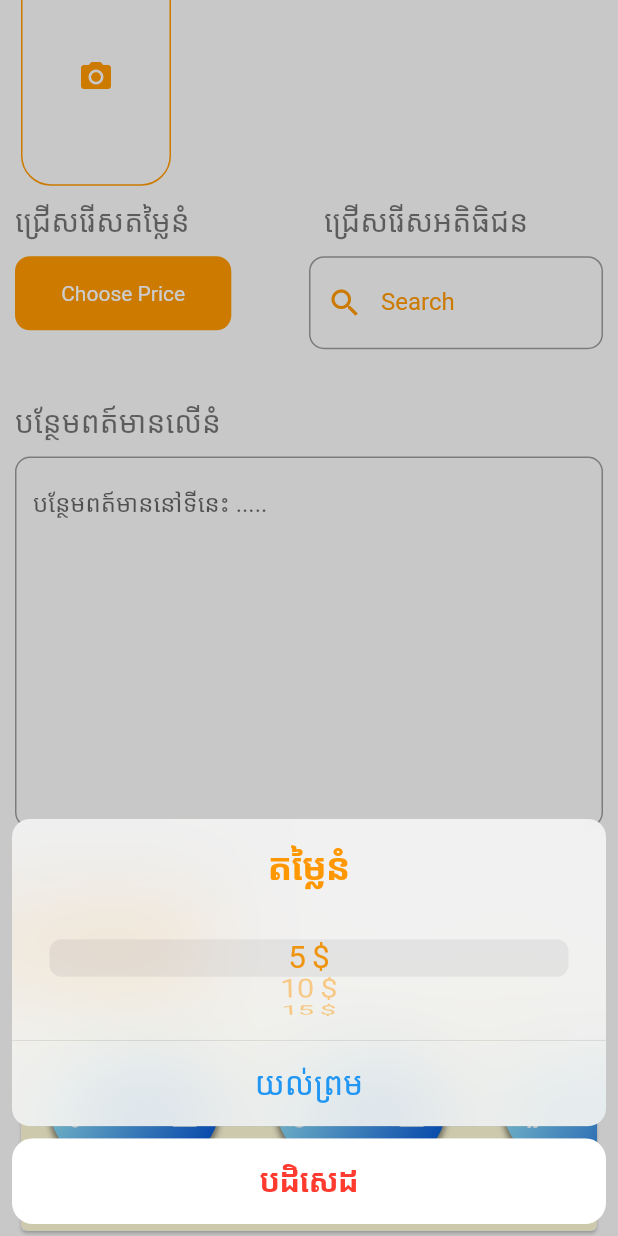
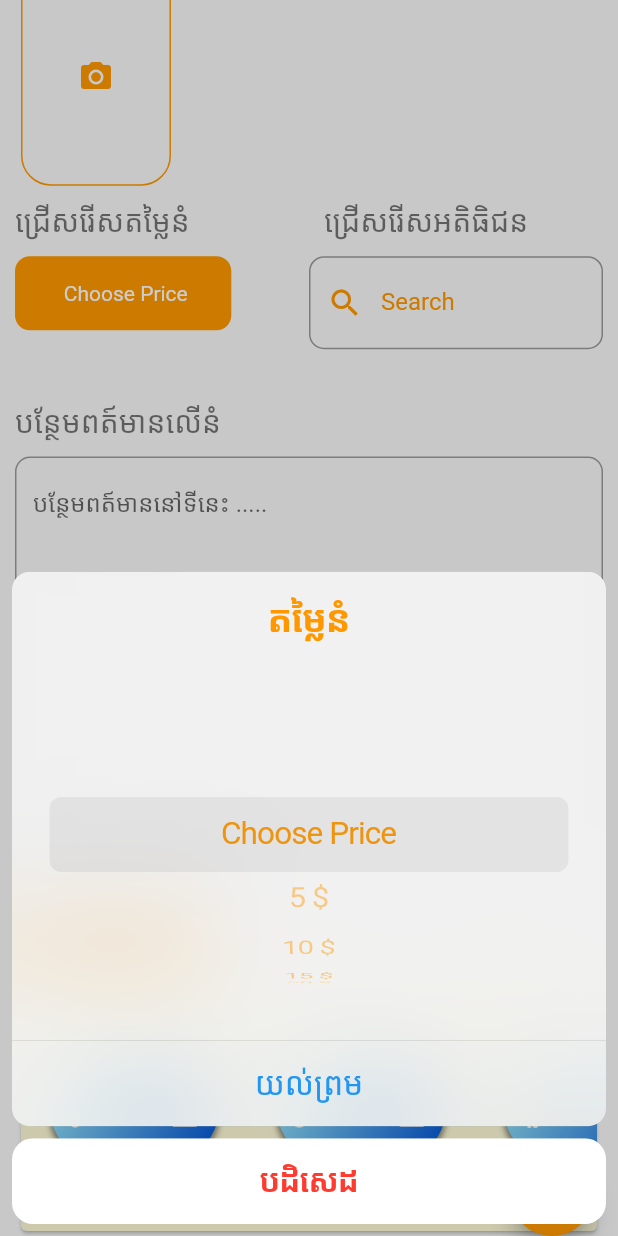
Before and after one commit to leyleygit/thecake_order, a Flutter app: the screen it shows after launch, scrolled down 114 dp, after a tap on "Choose Price", on a phone screen of 412 x 824 dp. Run offline on Flutter 3.47's test engine with Material 2 defaults, Android fonts, the phone set to English and light mode, and no system bars; our stand-ins replace google_fonts, image_picker.

Commit message:
update choose price and image picker

```diff
--- a/lib/page/choosecolor.dart
+++ b/lib/page/choosecolor.dart
@@ -39,8 +39,6 @@ class _ChooseColorState extends State<ChooseColor> {
   bool checkcolor = false;
   @override
   Widget build(BuildContext context) {
-
-    Size size = MediaQuery.of(context).size;
     // ignore: missing_required_param
     return ListView.builder(itemCount: namecolor.length,scrollDirection: Axis.horizontal,itemBuilder: (_, int index){
       return ColorItem(namecolor: namecolor[index],);
--- a/lib/page/chooseprice.dart
+++ b/lib/page/chooseprice.dart
@@ -2,12 +2,14 @@ import 'package:flutter/cupertino.dart';
 import 'package:flutter/material.dart';
 
 class ChoosePrice extends StatefulWidget {
+
   @override
   _ChoosePriceState createState() => _ChoosePriceState();
 }
 
 class _ChoosePriceState extends State<ChoosePrice> {
   List<String> moneys = [
+    '',
     '5 \$',
     '10 \$',
     '15 \$',
--- a/lib/page/chooseshape.dart
+++ b/lib/page/chooseshape.dart
@@ -17,7 +17,6 @@ class _ChooseShapeState extends State<ChooseShape> {
   ];
   @override
   Widget build(BuildContext context) {
-    Size size = MediaQuery.of(context).size;
     return Scaffold(
       // ignore: missing_required_param
       backgroundColor: Colors.transparent,
--- a/lib/page/home.dart
+++ b/lib/page/home.dart
@@ -9,7 +9,7 @@ import 'package:thecake_createorder/page/chooseflavor.dart';
 import 'package:thecake_createorder/page/chooseprice.dart';
 import 'package:thecake_createorder/page/chooseshape.dart';
 
-//Creat Order
+//Create Order
 class MainHomePage extends StatefulWidget {
   @override
   _MainHomePageState createState() => _MainHomePageState();
@@ -17,20 +17,22 @@ class MainHomePage extends StatefulWidget {
 
 class _MainHomePageState extends State<MainHomePage>
     with TickerProviderStateMixin {
-  File _image;
+  List<File> _image;
   final picker = ImagePicker();
-
-  Future getImage() async {
-    final pickedFile = await picker.getImage(source: ImageSource.camera);
-
-    setState(() {
-      _image = File(pickedFile.path);
-    });
-  }
 
   String _searchText = "";
   TextEditingController _searchController;
-
+  List<String> moneys = [
+    'Choose Price',
+    '5 \$',
+    '10 \$',
+    '15 \$',
+    '20 \$',
+    '25 \$',
+    '30 \$',
+    '35 \$',
+    '40 \$'
+  ];
   final List<Tab> myTabs = <Tab>[
     Tab(text: 'Color'),
     Tab(text: 'Shape'),
@@ -39,10 +41,29 @@ class _MainHomePageState extends State<MainHomePage>
   TabController _tabbarcontroller;
   @override
   void initState() {
+    _image = [];
     _tabbarcontroller = TabController(vsync: this, length: 3);
     super.initState();
   }
 
+  Future getImage() async {
+    final pickedFile = await picker.getImage(source: ImageSource.camera);
+
+    setState(() {
+      _image.add(File(pickedFile.path));
+    });
+  }
+
+  Future getImageGallery() async {
+    final pickedFile = await picker.getImage(source: ImageSource.gallery);
+
+    setState(() {
+      _image.add(File(pickedFile.path));
+    });
+  }
+
+  int curIndex = 0;
+  bool tapped = false;
   @override
   Widget build(BuildContext context) {
     Size size = MediaQuery.of(context).size;
@@ -88,7 +109,7 @@ class _MainHomePageState extends State<MainHomePage>
                   padding: EdgeInsets.all(10),
                   height: size.height * 0.2,
                   child: ListView.builder(
-                      itemCount: 1,
+                      itemCount: _image.length + 1,
                       scrollDirection: Axis.horizontal,
                       itemBuilder: (_, index) {
                         return index == 0
@@ -116,12 +137,16 @@ class _MainHomePageState extends State<MainHomePage>
                                     const EdgeInsets.symmetric(horizontal: 4.0),
                                 child: GestureDetector(
                                   onLongPress: () {
-                                    setState(() {});
+                                    setState(() {
+                                      _image.removeAt(index - 1);
+                                    });
                                   },
                                   child: Container(
                                     width: 100,
                                     decoration: BoxDecoration(
                                         image: DecorationImage(
+                                          image: AssetImage(
+                                              _image[index - 1].path),
                                           fit: BoxFit.cover,
                                         ),
                                         borderRadius:
@@ -161,18 +186,21 @@ class _MainHomePageState extends State<MainHomePage>
                             height: size.height * 0.06,
                             child: Center(
                                 child: Text(
-                              "Choose Price",
+                              " ${moneys[curIndex]}",
                               style: GoogleFonts.kronaOne(color: Colors.white),
                             )),
                           ),
-                          onTap: () {
-                            showCupertinoModalPopup(
+                          onTap: () async {
+                            await showCupertinoModalPopup(
                                 context: context,
                                 builder: (BuildContext context) {
                                   return CupertinoActionSheet(
                                     actions: <Widget>[
                                       CupertinoActionSheetAction(
                                         onPressed: () {
+                                          setState(() {
+                                            tapped = true;
+                                          });
                                           Navigator.pop(context);
                                         },
                                         child: Text("យល់ព្រម"),
@@ -185,14 +213,33 @@ class _MainHomePageState extends State<MainHomePage>
                                     ),
                                     message: Container(
                                       width: size.width,
-                                      height: size.height * 0.1,
-                                      child: ChoosePrice(),
+                                      height: size.height * 0.3,
+                                      child: CupertinoPicker(
+                                          itemExtent: 50,
+                                          onSelectedItemChanged: (int index) {
+                                            setState(() {
+                                              curIndex = index;
+                                            });
+                                          },
+                                          children: List.generate(moneys.length,
+                                              (index) {
+                                            return Center(
+                                              child: Text(
+                                                moneys[index],
+                                                style: TextStyle(
+                                                    color: Colors.orange),
+                                              ),
+                                            );
+                                          })),
                                     ),
                                     cancelButton: CupertinoActionSheetAction(
                                       isDefaultAction: true,
                                       isDestructiveAction: true,
                                       child: Text('បដិសេដ'),
                                       onPressed: () {
+                                        setState(() {
+                                          curIndex = 0;
+                                        });
                                         Navigator.pop(context);
                                       },
                                     ),
@@ -378,6 +425,16 @@ class _MainHomePageState extends State<MainHomePage>
           )),
         ],
       ),
+      floatingActionButtonLocation: FloatingActionButtonLocation.endDocked,
+      floatingActionButton: FloatingActionButton(
+        onPressed: () {
+          setState(() {
+            getImageGallery();
+          });
+        },
+        backgroundColor: Colors.orange,
+        child: Icon(Icons.camera_enhance),
+      ),
     );
   }
 }
```
